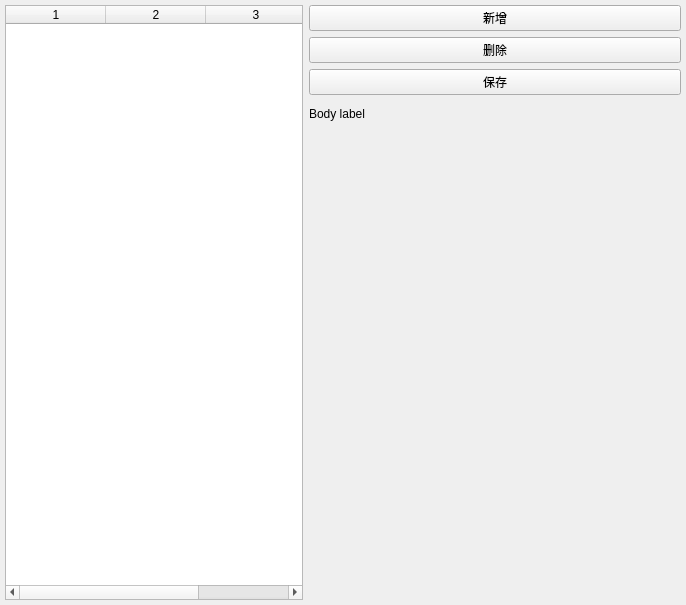
Qt form app/ui/ocr_replacement_table.ui (LaoZhuJackson/SnowbreakAutoAssistant) before a commit.
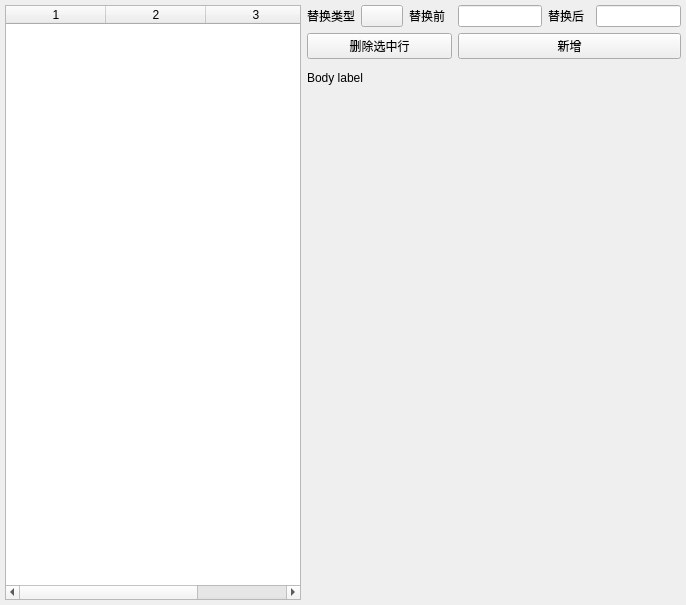
The same form after that commit. Custom widgets are drawn as their Qt base class.

Commit message: 刷体力适配新版本，新增替换表格页面，新增用户更新新版本截图坐标，新增自动领取宿舍拼图

Patch:
```diff
--- a/app/ui/ocr_replacement_table.ui
+++ b/app/ui/ocr_replacement_table.ui
@@ -13,7 +13,7 @@
         <property name="windowTitle">
             <string>Frame</string>
         </property>
-        <layout class="QGridLayout" name="gridLayout" columnstretch="4,5">
+        <layout class="QGridLayout" name="gridLayout" columnstretch="7,1,1,1,2,1,2">
             <property name="leftMargin">
                 <number>5</number>
             </property>
@@ -26,41 +26,53 @@
             <property name="bottomMargin">
                 <number>5</number>
             </property>
-            <item row="2" column="1">
-                <widget class="PrimaryPushButton" name="PrimaryPushButton">
+            <item row="0" column="5">
+                <widget class="BodyLabel" name="BodyLabel_3">
                     <property name="text">
-                        <string>保存</string>
+                        <string>替换后</string>
                     </property>
                 </widget>
             </item>
             <item row="0" column="1">
-                <widget class="PushButton" name="PushButton">
+                <widget class="BodyLabel" name="BodyLabel">
                     <property name="text">
-                        <string>新增</string>
+                        <string>替换类型</string>
                     </property>
                 </widget>
             </item>
+            <item row="0" column="3">
+                <widget class="BodyLabel" name="BodyLabel_2">
+                    <property name="text">
+                        <string>替换前</string>
+                    </property>
+                </widget>
+            </item>
+            <item row="0" column="0" rowspan="5">
+                <widget class="TableWidget" name="TableWidget_ocr_table">
+                    <property name="showGrid">
+                        <bool>false</bool>
+                    </property>
+                    <property name="wordWrap">
+                        <bool>false</bool>
+                    </property>
+                    <property name="columnCount">
+                        <number>3</number>
+                    </property>
+                    <column/>
+                    <column/>
+                    <column/>
+                </widget>
+            </item>
+            <item row="0" column="2">
+                <widget class="ComboBox" name="ComboBox_type"/>
+            </item>
+            <item row="0" column="4">
+                <widget class="LineEdit" name="LineEdit_before"/>
+            </item>
+            <item row="0" column="6">
+                <widget class="LineEdit" name="LineEdit_after"/>
+            </item>
             <item row="4" column="1">
-                <widget class="BodyLabel" name="BodyLabel_tips">
-                    <property name="text">
-                        <string>Body label</string>
-                    </property>
-                    <property name="textFormat">
-                        <enum>Qt::MarkdownText</enum>
-                    </property>
-                    <property name="wordWrap">
-                        <bool>true</bool>
-                    </property>
-                </widget>
-            </item>
-            <item row="1" column="1">
-                <widget class="PushButton" name="PushButton_2">
-                    <property name="text">
-                        <string>删除</string>
-                    </property>
-                </widget>
-            </item>
-            <item row="5" column="1">
                 <spacer name="verticalSpacer">
                     <property name="orientation">
                         <enum>Qt::Vertical</enum>
@@ -73,25 +85,41 @@
                     </property>
                 </spacer>
             </item>
-            <item row="0" column="0" rowspan="6">
-                <widget class="TableWidget" name="TableWidget_ocr_table">
-                    <property name="showGrid">
-                        <bool>false</bool>
+            <item row="3" column="1" colspan="6">
+                <widget class="BodyLabel" name="BodyLabel_tips">
+                    <property name="text">
+                        <string>Body label</string>
+                    </property>
+                    <property name="textFormat">
+                        <enum>Qt::MarkdownText</enum>
                     </property>
                     <property name="wordWrap">
-                        <bool>false</bool>
+                        <bool>true</bool>
                     </property>
-                    <property name="columnCount">
-                        <number>3</number>
+                </widget>
+            </item>
+            <item row="1" column="1" colspan="3">
+                <widget class="PushButton" name="PushButton_delete">
+                    <property name="text">
+                        <string>删除选中行</string>
                     </property>
-                    <column/>
-                    <column/>
-                    <column/>
+                </widget>
+            </item>
+            <item row="1" column="4" colspan="3">
+                <widget class="PrimaryPushButton" name="PrimaryPushButton_add">
+                    <property name="text">
+                        <string>新增</string>
+                    </property>
                 </widget>
             </item>
         </layout>
     </widget>
     <customwidgets>
+        <customwidget>
+            <class>ComboBox</class>
+            <extends>QPushButton</extends>
+            <header>qfluentwidgets</header>
+        </customwidget>
         <customwidget>
             <class>PushButton</class>
             <extends>QPushButton</extends>
@@ -107,6 +135,11 @@
             <extends>QLabel</extends>
             <header>qfluentwidgets</header>
         </customwidget>
+        <customwidget>
+            <class>LineEdit</class>
+            <extends>QLineEdit</extends>
+            <header>qfluentwidgets</header>
+        </customwidget>
         <customwidget>
             <class>TableWidget</class>
             <extends>QTableWidget</extends>
```
The commit also changes 17 other files.
